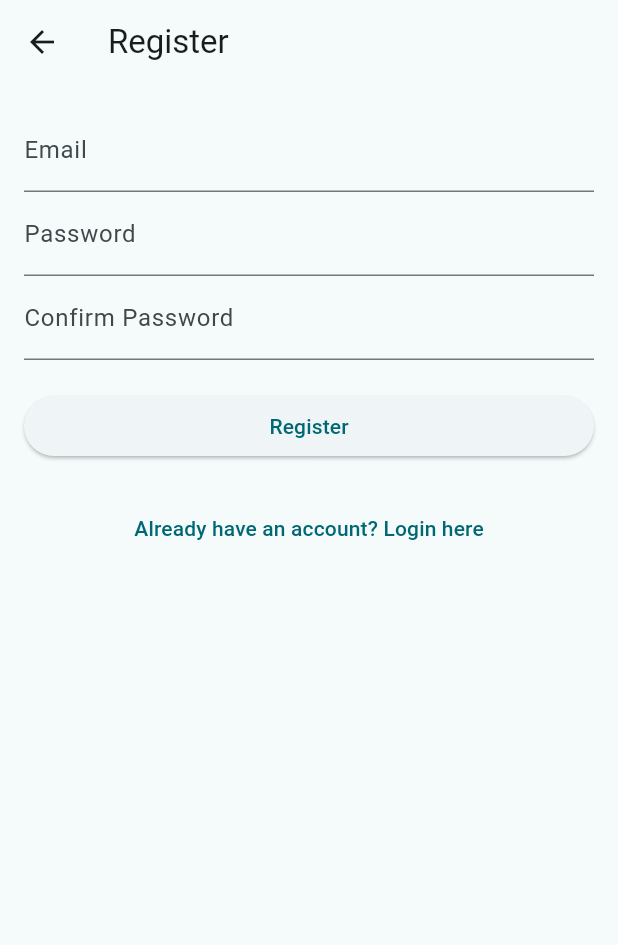
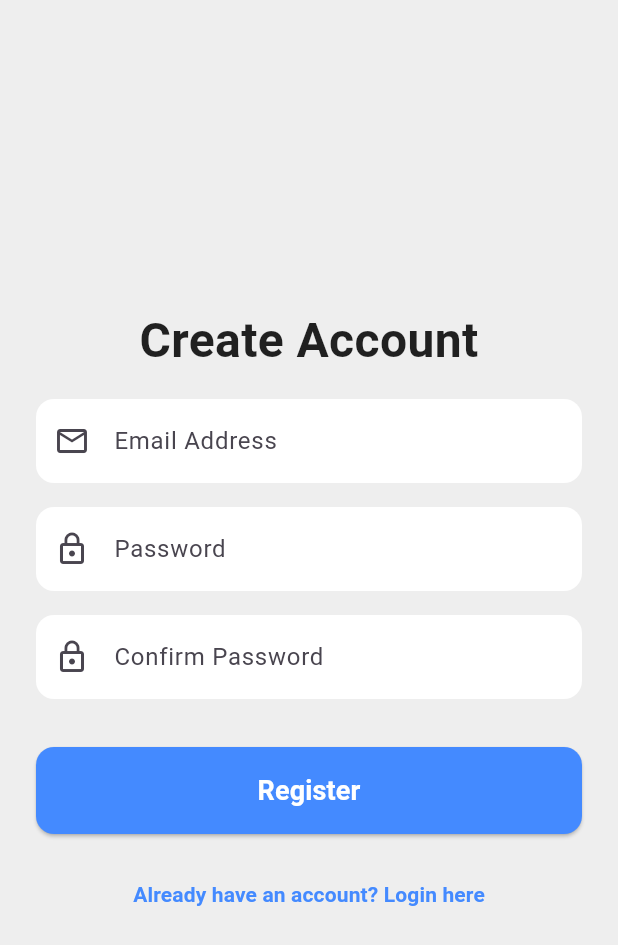
Before and after one commit to waqasraza123/dexscreener-flutter-app, a Flutter app: the RegisterScreen screen opened directly, on a phone screen of 412 x 824 dp. Shown: the top 945 px of the screen. Run offline on Flutter 3.47's test engine with Material 3 defaults, Android fonts, the phone set to English and light mode, and no system bars; our stand-ins replace flutter_dotenv, logger, socket_io_client; network calls fail.

Commit message:
implemented login and register screens

```diff
--- a/lib/src/auth/register_screen.dart
+++ b/lib/src/auth/register_screen.dart
@@ -61,15 +61,38 @@ class RegisterScreenState extends State<RegisterScreen> {
   @override
   Widget build(BuildContext context) {
     return Scaffold(
-      appBar: AppBar(title: const Text('Register')),
-      body: Padding(
-        padding: const EdgeInsets.all(16.0),
+      backgroundColor: Colors.grey[200], // Light background color
+      body: Center(
+        child: Padding(
+          padding: const EdgeInsets.all(24.0),
           child: Form(
             key: _formKey,
             child: ListView(
+              shrinkWrap: true,
               children: [
+                const Text(
+                  'Create Account',
+                  style: TextStyle(
+                    fontSize: 32,
+                    fontWeight: FontWeight.bold,
+                    color: Colors.black87,
+                  ),
+                  textAlign: TextAlign.center,
+                ),
+                const SizedBox(height: 16),
                 TextFormField(
-                decoration: const InputDecoration(labelText: 'Email'),
+                  decoration: InputDecoration(
+                    filled: true,
+                    fillColor: Colors.white,
+                    hintText: 'Email Address',
+                    prefixIcon: const Icon(Icons.email_outlined),
+                    border: OutlineInputBorder(
+                      borderRadius: BorderRadius.circular(12.0),
+                      borderSide: BorderSide.none,
+                    ),
+                    contentPadding: const EdgeInsets.symmetric(
+                        vertical: 16.0, horizontal: 20.0),
+                  ),
                   keyboardType: TextInputType.emailAddress,
                   validator: (value) {
                     if (value == null || value.isEmpty) {
@@ -79,8 +102,20 @@ class RegisterScreenState extends State<RegisterScreen> {
                   },
                   onSaved: (value) => _email = value,
                 ),
+                const SizedBox(height: 16),
                 TextFormField(
-                decoration: const InputDecoration(labelText: 'Password'),
+                  decoration: InputDecoration(
+                    filled: true,
+                    fillColor: Colors.white,
+                    hintText: 'Password',
+                    prefixIcon: const Icon(Icons.lock_outline),
+                    border: OutlineInputBorder(
+                      borderRadius: BorderRadius.circular(12.0),
+                      borderSide: BorderSide.none,
+                    ),
+                    contentPadding: const EdgeInsets.symmetric(
+                        vertical: 16.0, horizontal: 20.0),
+                  ),
                   obscureText: true,
                   validator: (value) {
                     if (value == null || value.length < 6) {
@@ -90,9 +125,20 @@ class RegisterScreenState extends State<RegisterScreen> {
                   },
                   onSaved: (value) => _password = value,
                 ),
+                const SizedBox(height: 16),
                 TextFormField(
-                decoration:
-                    const InputDecoration(labelText: 'Confirm Password'),
+                  decoration: InputDecoration(
+                    filled: true,
+                    fillColor: Colors.white,
+                    hintText: 'Confirm Password',
+                    prefixIcon: const Icon(Icons.lock_outline),
+                    border: OutlineInputBorder(
+                      borderRadius: BorderRadius.circular(12.0),
+                      borderSide: BorderSide.none,
+                    ),
+                    contentPadding: const EdgeInsets.symmetric(
+                        vertical: 16.0, horizontal: 20.0),
+                  ),
                   obscureText: true,
                   validator: (value) {
                     if (value == null || value.length < 6) {
@@ -102,22 +148,42 @@ class RegisterScreenState extends State<RegisterScreen> {
                   },
                   onSaved: (value) => _confirmPassword = value,
                 ),
-              const SizedBox(height: 20),
+                const SizedBox(height: 32),
                 _isLoading
                     ? const Center(child: CircularProgressIndicator())
                     : ElevatedButton(
                         onPressed: _register,
-                      child: const Text('Register'),
+                        style: ElevatedButton.styleFrom(
+                          padding: const EdgeInsets.symmetric(vertical: 16),
+                          shape: RoundedRectangleBorder(
+                            borderRadius: BorderRadius.circular(12.0),
                           ),
-              const SizedBox(height: 20),
+                          backgroundColor: Colors.blueAccent,
+                        ),
+                        child: const Text(
+                          'Register',
+                          style: TextStyle(
+                            fontSize: 18,
+                            color: Colors.white,
+                            fontWeight: FontWeight.bold,
+                          ),
+                        ),
+                      ),
+                const SizedBox(height: 16),
                 TextButton(
                   onPressed: () {
-                  Navigator.pushNamed(
-                      context, '/login'); // Navigate to login screen
+                    Navigator.pushNamed(context, '/login');
                   },
-                child: const Text('Already have an account? Login here'),
+                  child: const Text(
+                    'Already have an account? Login here',
+                    style: TextStyle(
+                      color: Colors.blueAccent,
+                      fontWeight: FontWeight.bold,
+                    ),
+                  ),
                 ),
               ],
+            ),
           ),
         ),
       ),
--- a/lib/src/data_screen.dart
+++ b/lib/src/data_screen.dart
@@ -23,9 +23,9 @@ class DataScreenState extends State<DataScreen> {
   @override
   Widget build(BuildContext context) {
     return Scaffold(
-      appBar: AppBar(
-        title: const Text('My Dashboard'),
-      ),
+      // appBar: AppBar(
+      //   title: const Text('My Dashboard'),
+      // ),
       body: FutureBuilder<List<dynamic>>(
         future: dexData,
         builder: (context, snapshot) {
```
Also changed, not shown: lib/main.dart (+60 -63 lines), lib/src/auth/login_screen.dart (+69 -12 lines). Lines whose indentation alone changed are shown as unchanged.
